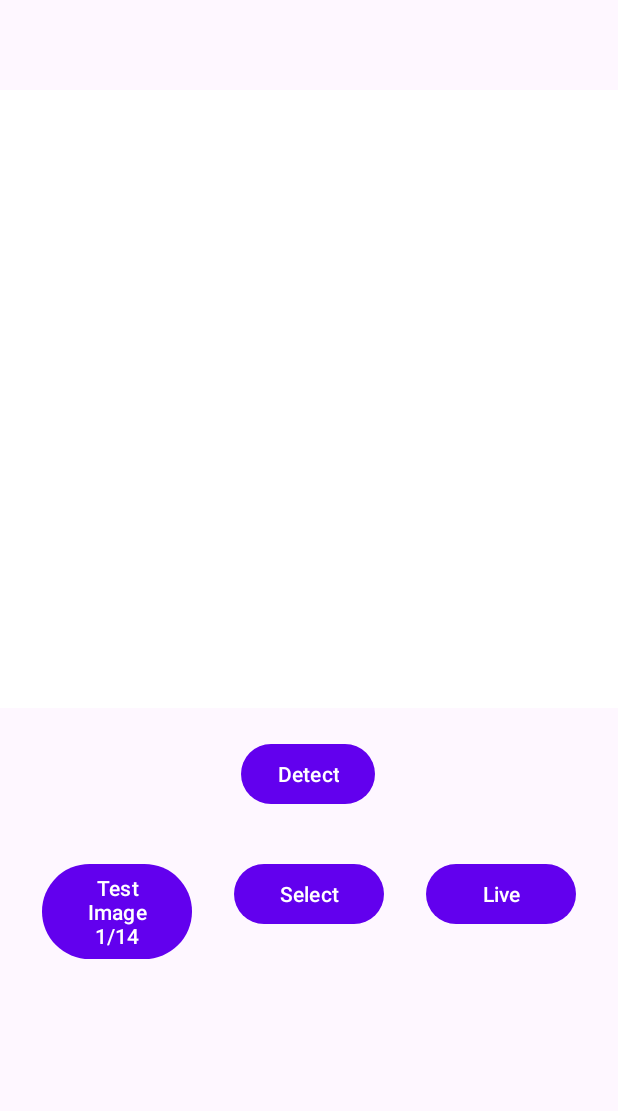
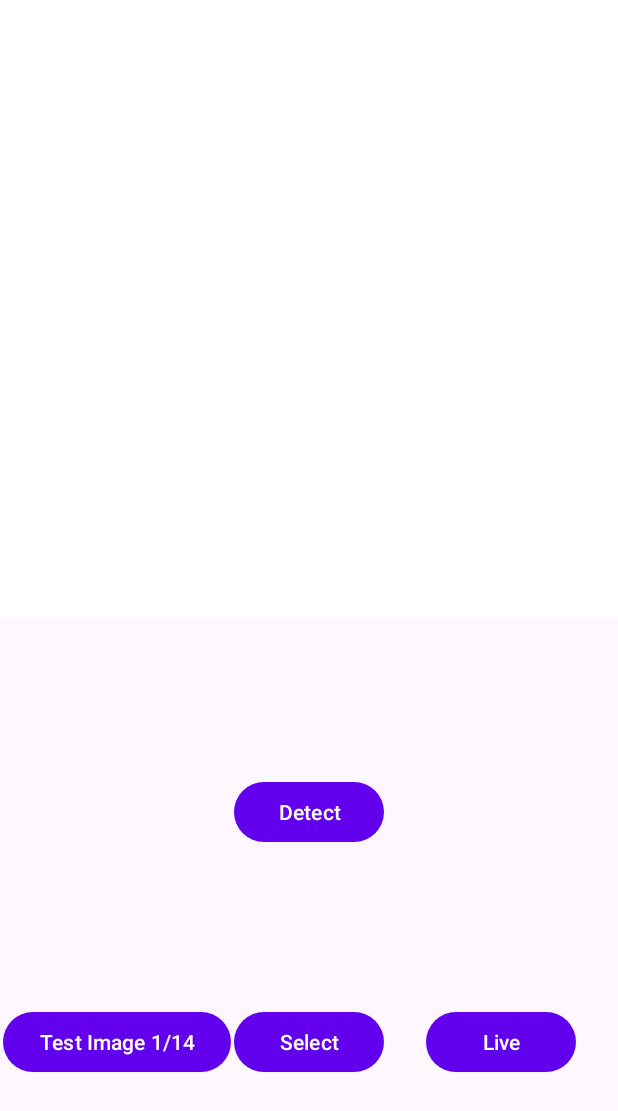
Before and after one commit to skriand/YOLOv8-android, an Android app: the MainActivity screen opened directly, with no data from a screen before it, on a phone screen of 412 x 824 dp. Shown: the top 1111 px of the screen. Run offline under Robolectric (Android 15) with nearby library versions, the phone set to English and light mode, and no system bars; libraries missing offline, so code that uses them is left out: org.pytorch, org.pytorch.torchvision; pictures from the network do not load; 2 statements that could not run were skipped.

Commit message:
Fix layout

```diff
--- a/pytorch-app/app/src/main/res/layout/activity_main.xml
+++ b/pytorch-app/app/src/main/res/layout/activity_main.xml
@@ -10,7 +10,6 @@
         android:id="@+id/imageView"
         android:layout_width="0dp"
         android:layout_height="0dp"
-        android:layout_marginTop="60dp"
         android:background="#FFFFFF"
         android:contentDescription="@string/image_view"
         app:layout_constraintDimensionRatio="1:1"
@@ -22,47 +21,56 @@
         android:id="@+id/resultView"
         android:layout_width="0dp"
         android:layout_height="0dp"
-        android:layout_marginTop="60dp"
         app:layout_constraintDimensionRatio="1:1"
         app:layout_constraintEnd_toEndOf="parent"
         app:layout_constraintStart_toStartOf="parent"
         app:layout_constraintTop_toTopOf="parent" />
 
+    <androidx.constraintlayout.widget.ConstraintLayout
+        android:layout_width="match_parent"
+        android:layout_height="0dp"
+        app:layout_constraintBottom_toBottomOf="parent"
+        app:layout_constraintTop_toBottomOf="@+id/imageView">
+
         <Button
             android:id="@+id/detectButton"
-        android:layout_width="wrap_content"
+            android:layout_width="100dp"
             android:layout_height="wrap_content"
-        android:layout_marginTop="20dp"
             android:text="@string/detect"
             android:textAllCaps="false"
+            app:layout_constraintBottom_toTopOf="@+id/buttons"
             app:layout_constraintEnd_toEndOf="parent"
-        app:layout_constraintHorizontal_bias="0.498"
             app:layout_constraintStart_toStartOf="parent"
-        app:layout_constraintTop_toBottomOf="@+id/imageView" />
-
+            app:layout_constraintTop_toTopOf="parent" />
 
         <ProgressBar
             android:id="@+id/progressBar"
             android:layout_width="wrap_content"
             android:layout_height="wrap_content"
-        android:layout_marginTop="20dp"
             android:visibility="invisible"
+            app:layout_constraintBottom_toTopOf="@+id/buttons"
             app:layout_constraintEnd_toEndOf="parent"
-        app:layout_constraintHorizontal_bias="0.498"
             app:layout_constraintStart_toStartOf="parent"
-        app:layout_constraintTop_toBottomOf="@+id/imageView" />
+            app:layout_constraintTop_toTopOf="parent" />
+
+        <androidx.constraintlayout.widget.ConstraintLayout
+            android:id="@+id/buttons"
+            android:layout_width="match_parent"
+            android:layout_height="wrap_content"
+            app:layout_constraintBottom_toBottomOf="parent"
+            app:layout_constraintTop_toBottomOf="@+id/detectButton"
+            tools:layout_editor_absoluteX="1dp">
 
             <Button
                 android:id="@+id/testButton"
-        android:layout_width="100dp"
+                android:layout_width="wrap_content"
                 android:layout_height="wrap_content"
-        android:layout_marginTop="32dp"
+                android:text="@string/test_image"
                 android:textAllCaps="false"
-        app:layout_constraintEnd_toEndOf="parent"
+                app:layout_constraintBottom_toBottomOf="parent"
                 app:layout_constraintEnd_toStartOf="@+id/selectButton"
-        app:layout_constraintHorizontal_bias="0.5"
                 app:layout_constraintStart_toStartOf="parent"
-        app:layout_constraintTop_toBottomOf="@+id/detectButton" />
+                app:layout_constraintTop_toTopOf="parent" />
 
             <Button
                 android:id="@+id/selectButton"
@@ -70,11 +78,10 @@
                 android:layout_height="wrap_content"
                 android:text="@string/select"
                 android:textAllCaps="false"
+                app:layout_constraintBottom_toBottomOf="parent"
                 app:layout_constraintEnd_toEndOf="parent"
-        app:layout_constraintEnd_toStartOf="@+id/liveButton"
-        app:layout_constraintHorizontal_bias="0.5"
-        app:layout_constraintStart_toEndOf="@+id/testButton"
-        app:layout_constraintTop_toTopOf="@+id/testButton" />
+                app:layout_constraintStart_toStartOf="parent"
+                app:layout_constraintTop_toTopOf="parent" />
 
             <Button
                 android:id="@+id/liveButton"
@@ -82,9 +89,13 @@
                 android:layout_height="wrap_content"
                 android:text="@string/live"
                 android:textAllCaps="false"
+                app:layout_constraintBottom_toBottomOf="parent"
                 app:layout_constraintEnd_toEndOf="parent"
-        app:layout_constraintHorizontal_bias="0.5"
                 app:layout_constraintStart_toEndOf="@+id/selectButton"
-        app:layout_constraintTop_toTopOf="@+id/selectButton" />
+                app:layout_constraintTop_toTopOf="parent" />
+        </androidx.constraintlayout.widget.ConstraintLayout>
 
     </androidx.constraintlayout.widget.ConstraintLayout>
+
+
+</androidx.constraintlayout.widget.ConstraintLayout>
--- a/pytorch-app/app/src/main/res/values/strings.xml
+++ b/pytorch-app/app/src/main/res/values/strings.xml
@@ -6,4 +6,5 @@
     <string name="restart">Restart</string>
     <string name="select">Select</string>
     <string name="live">Live</string>
+    <string name="test_image">Test Image</string>
 </resources>
```
Lines whose indentation alone changed are shown as unchanged.
